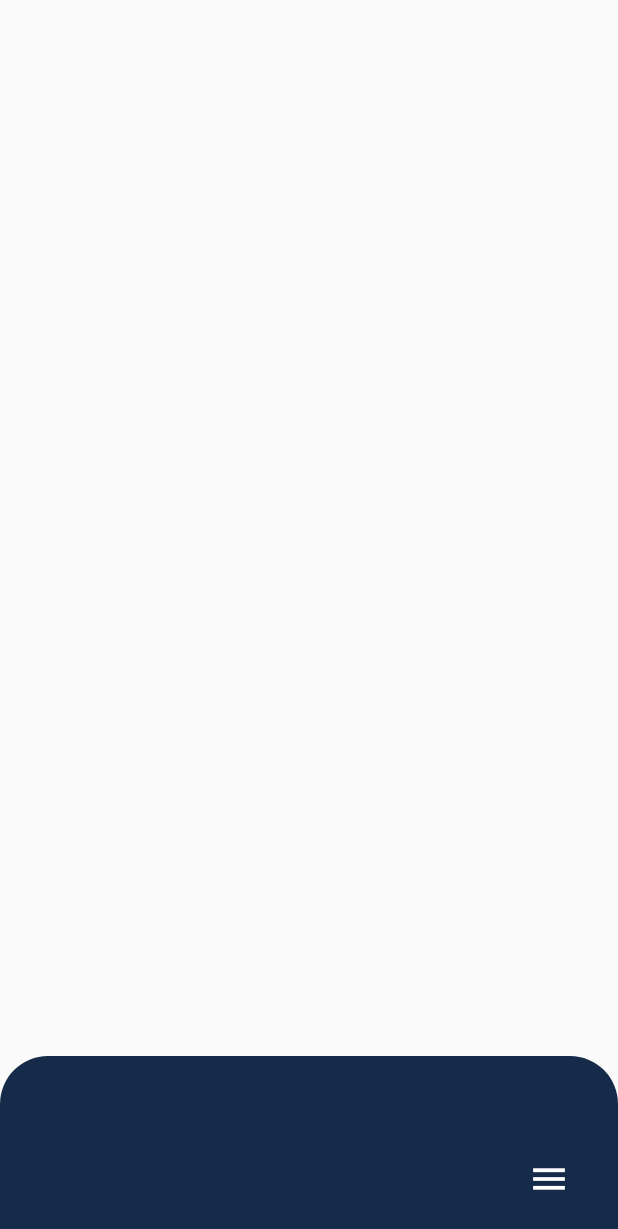
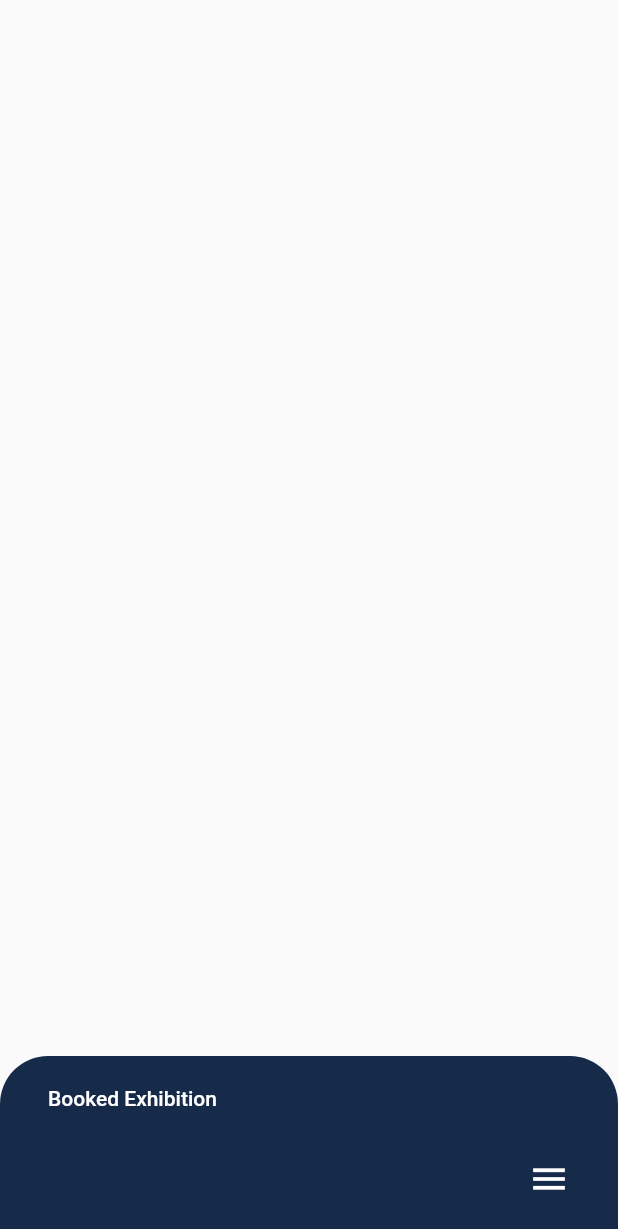
Before and after one commit to SonQBChau/buy_ticket_design, a Flutter app: the screen it shows after launch, on a phone screen of 412 x 824 dp. Shown: the top 1229 px of the screen. Run offline on Flutter 3.47's test engine with Material 2 defaults, Android fonts, the phone set to English and light mode, and no system bars.

Commit message:
lerp for header

```diff
--- a/lib/widgets/exhibition_bottom_sheet.dart
+++ b/lib/widgets/exhibition_bottom_sheet.dart
@@ -1,6 +1,7 @@
 import 'dart:ui';
 import 'dart:math' as math;
 import 'package:buy_ticket_design/widgets/menu_button.dart';
+import 'package:buy_ticket_design/widgets/sheet_header.dart';
 import 'package:flutter/material.dart';
 
 const double minHeight = 120;
@@ -14,6 +15,8 @@ class _ExhibitionBottomSheetState extends State<ExhibitionBottomSheet> with Sing
   AnimationController _controller;
 
   double get maxHeight => MediaQuery.of(context).size.height;
+  double get headerTopMargin => lerp(20, 20 + MediaQuery.of(context).padding.top); //<-- Add new property
+  double get headerFontSize => lerp(14, 24);
 
   @override
   void initState() {
@@ -84,6 +87,10 @@ class _ExhibitionBottomSheetState extends State<ExhibitionBottomSheet> with Sing
               child: Stack(           //<-- Add a stack
                 children: <Widget>[
                   MenuButton(),       //<-- With a menu button
+                  SheetHeader(                //<-- Add a header with params
+                    fontSize: headerFontSize,
+                    topMargin: headerTopMargin,
+                  ),
                 ],
               ),
             ),
--- /dev/null
+++ b/lib/widgets/sheet_header.dart
@@ -0,0 +1,25 @@
+import 'package:flutter/material.dart';
+
+class SheetHeader extends StatelessWidget {
+  final double fontSize;
+  final double topMargin;
+
+  const SheetHeader(
+      {Key key, @required this.fontSize, @required this.topMargin})
+      : super(key: key);
+
+  @override
+  Widget build(BuildContext context) {
+    return Positioned(
+      top: topMargin,
+      child: Text(
+        'Booked Exhibition',
+        style: TextStyle(
+          color: Colors.white,
+          fontSize: fontSize,
+          fontWeight: FontWeight.w500,
+        ),
+      ),
+    );
+  }
+}
```
